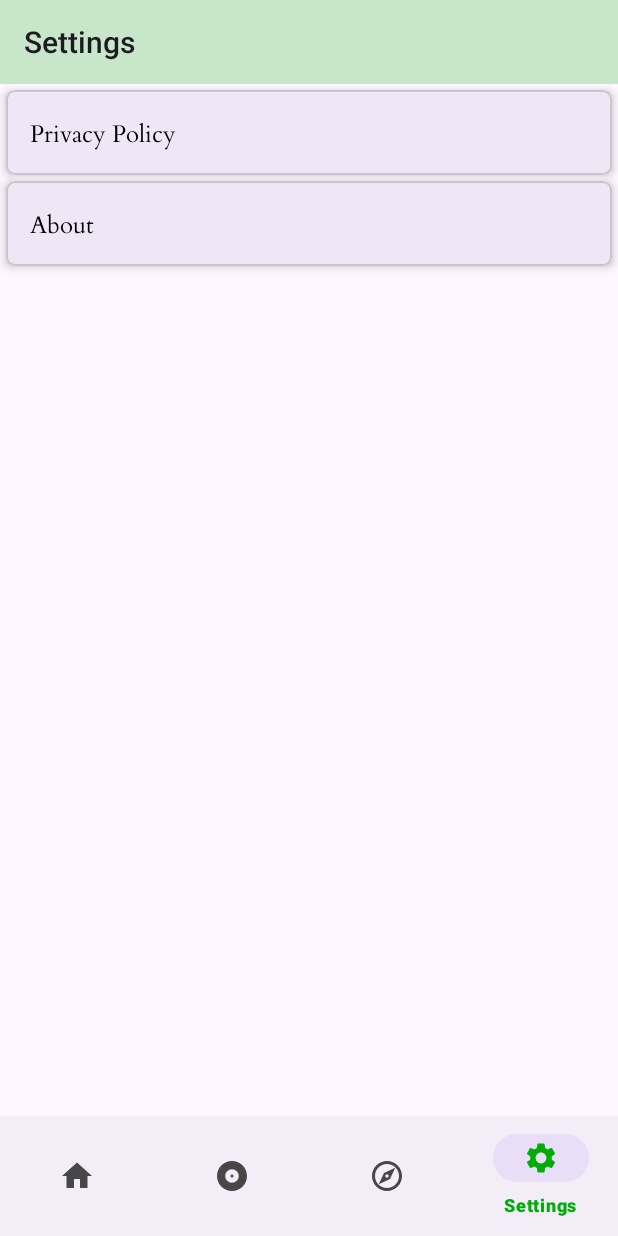
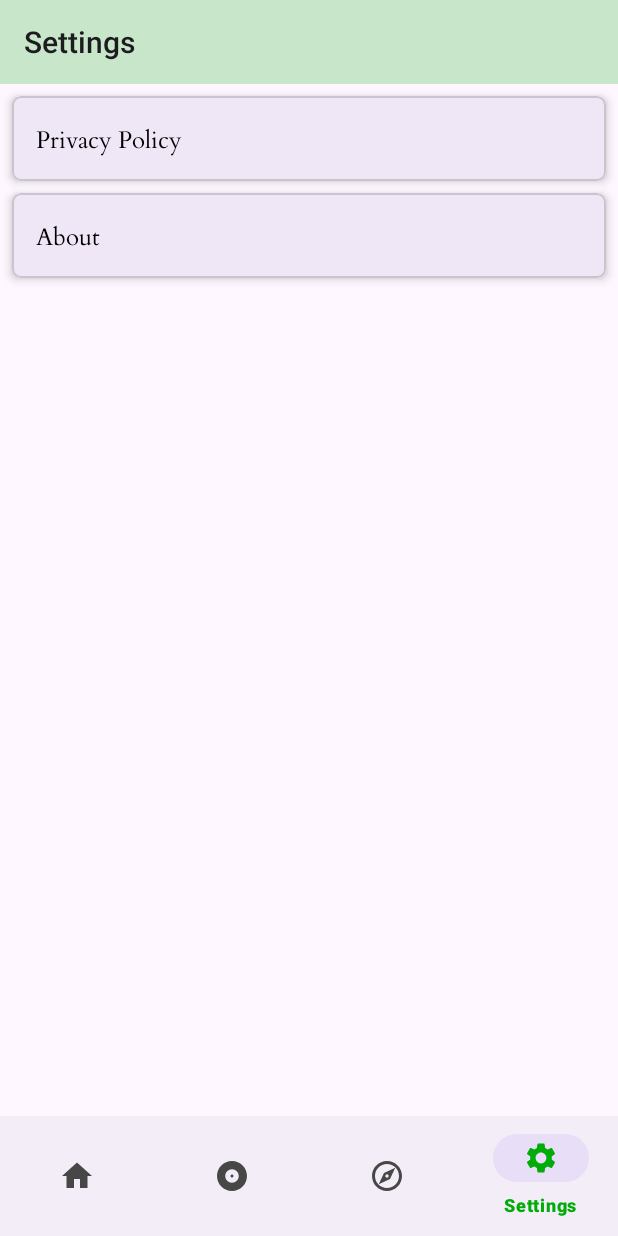
Before and after one commit to Anirbanshaheen/PrayerApp, an Android app: the SettingsFragment screen opened through its navigation route, on a phone screen of 412 x 824 dp. Run offline under Robolectric (Android 15) with nearby library versions, the phone set to English and light mode, and no system bars; our stand-ins replace AdMob, Dagger/Hilt's generated code, navigation-ui; libraries missing offline, so code that uses them is left out: androidx.palette.graphics, com.azan, com.azan.astrologicalCalc; 22 statements that could not run were skipped.

Commit message:
setting fragment xml modified

```diff
--- a/app/src/main/res/layout/fragment_settings.xml
+++ b/app/src/main/res/layout/fragment_settings.xml
@@ -20,7 +20,7 @@
         android:id="@+id/privacyPolicyCV"
         android:layout_width="match_parent"
         android:layout_height="wrap_content"
-        android:layout_margin="4dp"
+        android:layout_margin="8dp"
         android:clickable="true"
         android:focusable="true"
         android:foreground="?android:selectableItemBackground"
@@ -55,7 +55,7 @@
         android:id="@+id/aboutCV"
         android:layout_width="match_parent"
         android:layout_height="wrap_content"
-        android:layout_margin="4dp"
+        android:layout_margin="8dp"
         android:clickable="true"
         android:focusable="true"
         android:foreground="?android:selectableItemBackground"
```
